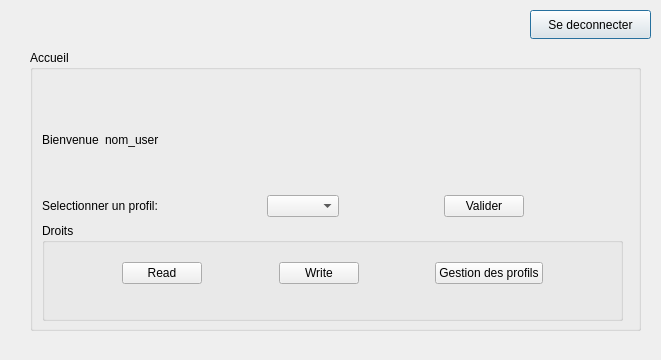
Old version of the form accueil.ui in the repository HenriSalard/QT_TP1.
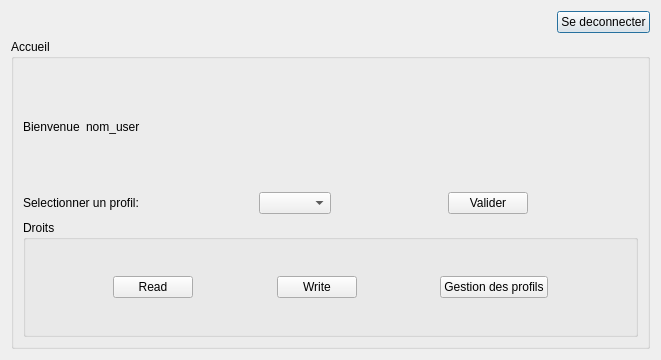
New version of the form.

The edit to the form file:
```diff
--- a/accueil.ui
+++ b/accueil.ui
@@ -13,40 +13,21 @@
   <property name="windowTitle">
    <string>Dialog</string>
   </property>
+  <layout class="QVBoxLayout" name="verticalLayout_2">
+   <item alignment="Qt::AlignRight">
   <widget class="QPushButton" name="disconnectButton">
-   <property name="geometry">
-    <rect>
-     <x>530</x>
-     <y>10</y>
-     <width>121</width>
-     <height>29</height>
-    </rect>
-   </property>
    <property name="text">
     <string>Se deconnecter</string>
    </property>
   </widget>
+   </item>
+   <item>
   <widget class="QGroupBox" name="groupBox">
-   <property name="geometry">
-    <rect>
-     <x>30</x>
-     <y>50</y>
-     <width>611</width>
-     <height>281</height>
-    </rect>
-   </property>
    <property name="title">
     <string>Accueil</string>
    </property>
-   <widget class="QWidget" name="verticalLayoutWidget">
-    <property name="geometry">
-     <rect>
-      <x>12</x>
-      <y>40</y>
-      <width>581</width>
-      <height>231</height>
-     </rect>
-    </property>
+     <layout class="QVBoxLayout" name="verticalLayout_3">
+      <item>
     <layout class="QVBoxLayout" name="verticalLayout">
      <item>
       <layout class="QHBoxLayout" name="horizontalLayout">
@@ -144,15 +125,8 @@
        <property name="title">
         <string>Droits</string>
        </property>
-       <widget class="QWidget" name="horizontalLayoutWidget_3">
-        <property name="geometry">
-         <rect>
-          <x>10</x>
-          <y>30</y>
-          <width>561</width>
-          <height>41</height>
-         </rect>
-        </property>
+          <layout class="QHBoxLayout" name="horizontalLayout_4">
+           <item>
         <layout class="QHBoxLayout" name="horizontalLayout_3">
          <item>
           <spacer name="horizontalSpacer_6">
@@ -228,12 +202,16 @@
           </spacer>
          </item>
         </layout>
-       </widget>
-      </widget>
-     </item>
-    </layout>
-   </widget>
-  </widget>
+           </item>
+          </layout>
+         </widget>
+        </item>
+       </layout>
+      </item>
+     </layout>
+    </widget>
+   </item>
+  </layout>
   <zorder>groupBox</zorder>
   <zorder>disconnectButton</zorder>
  </widget>
```
Lines whose indentation alone changed are shown as unchanged.
